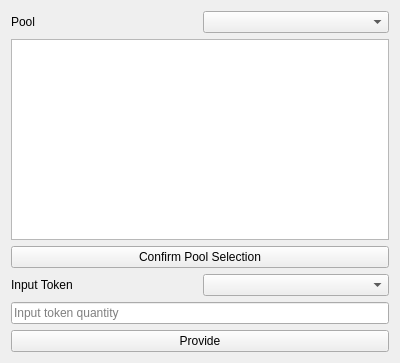
Qt form ExistingPoolProvisionDialog.ui (LiquidityProtocol/AMM-Simulator) before a commit.
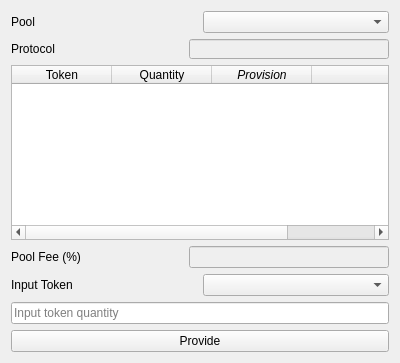
The same form after that commit.

Commit message:
completed ExistingPoolProvision
it works

```diff
--- a/ExistingPoolProvisionDialog.ui
+++ b/ExistingPoolProvisionDialog.ui
@@ -29,15 +29,99 @@
     </layout>
    </item>
    <item>
-    <widget class="QTableWidget" name="tableWidget_pool"/>
+    <layout class="QHBoxLayout" name="horizontalLayout_Protocol">
+     <property name="topMargin">
+      <number>0</number>
+     </property>
+     <item>
+      <widget class="QLabel" name="label_Protocol">
+       <property name="text">
+        <string>Protocol</string>
+       </property>
+      </widget>
+     </item>
+     <item>
+      <widget class="QLineEdit" name="lineEdit_Protocol">
+       <property name="enabled">
+        <bool>false</bool>
+       </property>
+       <property name="maximumSize">
+        <size>
+         <width>200</width>
+         <height>20</height>
+        </size>
+       </property>
+      </widget>
+     </item>
+    </layout>
    </item>
    <item>
-    <widget class="QPushButton" name="pushButton_pool_select">
-     <property name="text">
-      <string>Confirm Pool Selection</string>
+    <widget class="QTableWidget" name="tableWidget_pool">
+     <property name="enabled">
+      <bool>true</bool>
      </property>
+     <property name="editTriggers">
+      <set>QAbstractItemView::NoEditTriggers</set>
+     </property>
+     <column>
+      <property name="text">
+       <string>Token</string>
+      </property>
+     </column>
+     <column>
+      <property name="text">
+       <string>Quantity</string>
+      </property>
+     </column>
+     <column>
+      <property name="text">
+       <string>Provision</string>
+      </property>
+      <property name="font">
+       <font>
+        <italic>true</italic>
+        <bold>false</bold>
+        <underline>false</underline>
+       </font>
+      </property>
+     </column>
+     <column>
+      <property name="text">
+       <string/>
+      </property>
+     </column>
     </widget>
    </item>
+   <item>
+    <layout class="QHBoxLayout" name="horizontalLayoutpoolFee">
+     <property name="topMargin">
+      <number>0</number>
+     </property>
+     <property name="bottomMargin">
+      <number>0</number>
+     </property>
+     <item>
+      <widget class="QLabel" name="label_poolFee">
+       <property name="text">
+        <string>Pool Fee (%)</string>
+       </property>
+      </widget>
+     </item>
+     <item>
+      <widget class="QLineEdit" name="lineEdit_poolFee">
+       <property name="enabled">
+        <bool>false</bool>
+       </property>
+       <property name="maximumSize">
+        <size>
+         <width>200</width>
+         <height>22</height>
+        </size>
+       </property>
+      </widget>
+     </item>
+    </layout>
+   </item>
    <item>
     <layout class="QHBoxLayout" name="horizontalLayout_input_token">
      <item>
```
The commit also changes 4 other files.
